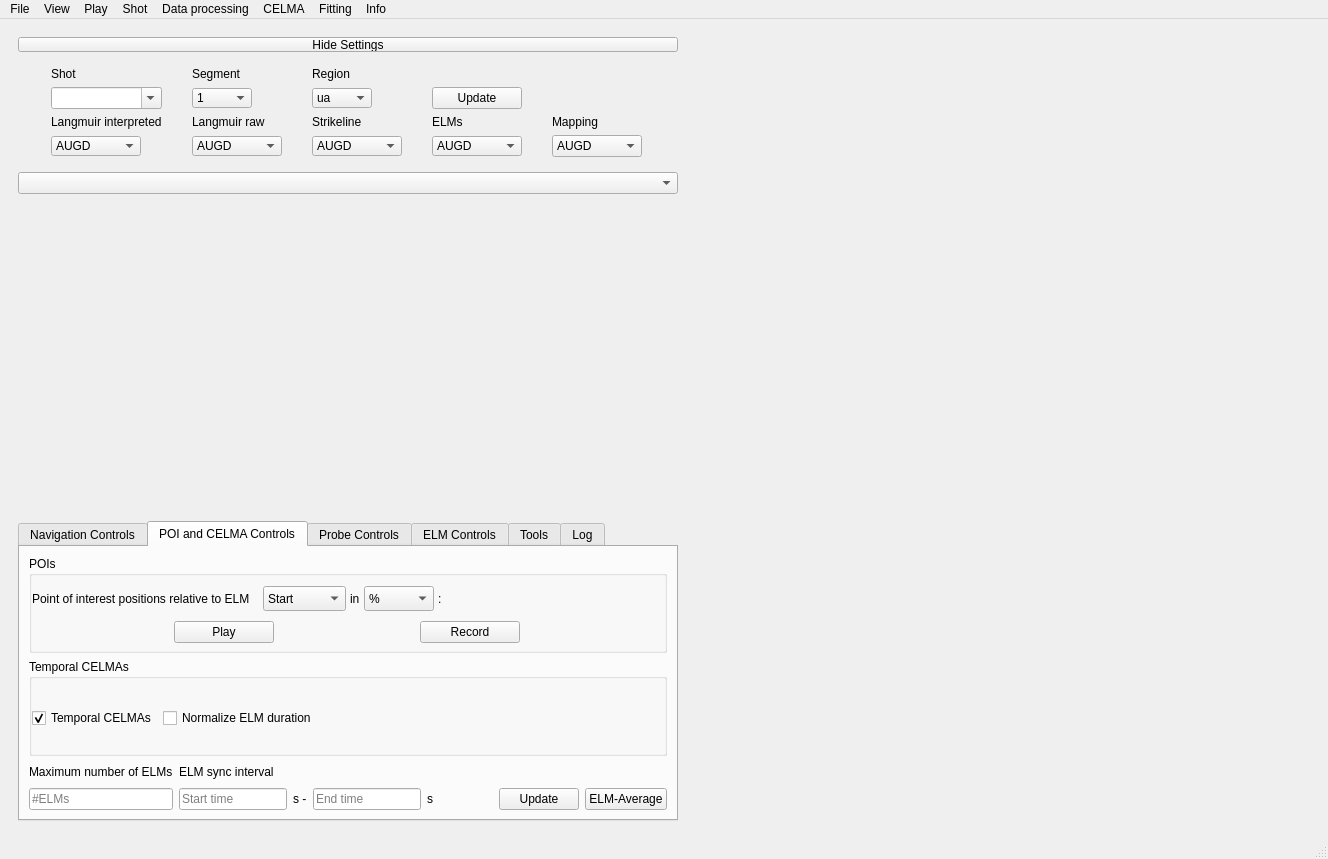
Qt form GUI.ui (zamazir/langmuirGUI) before a commit.
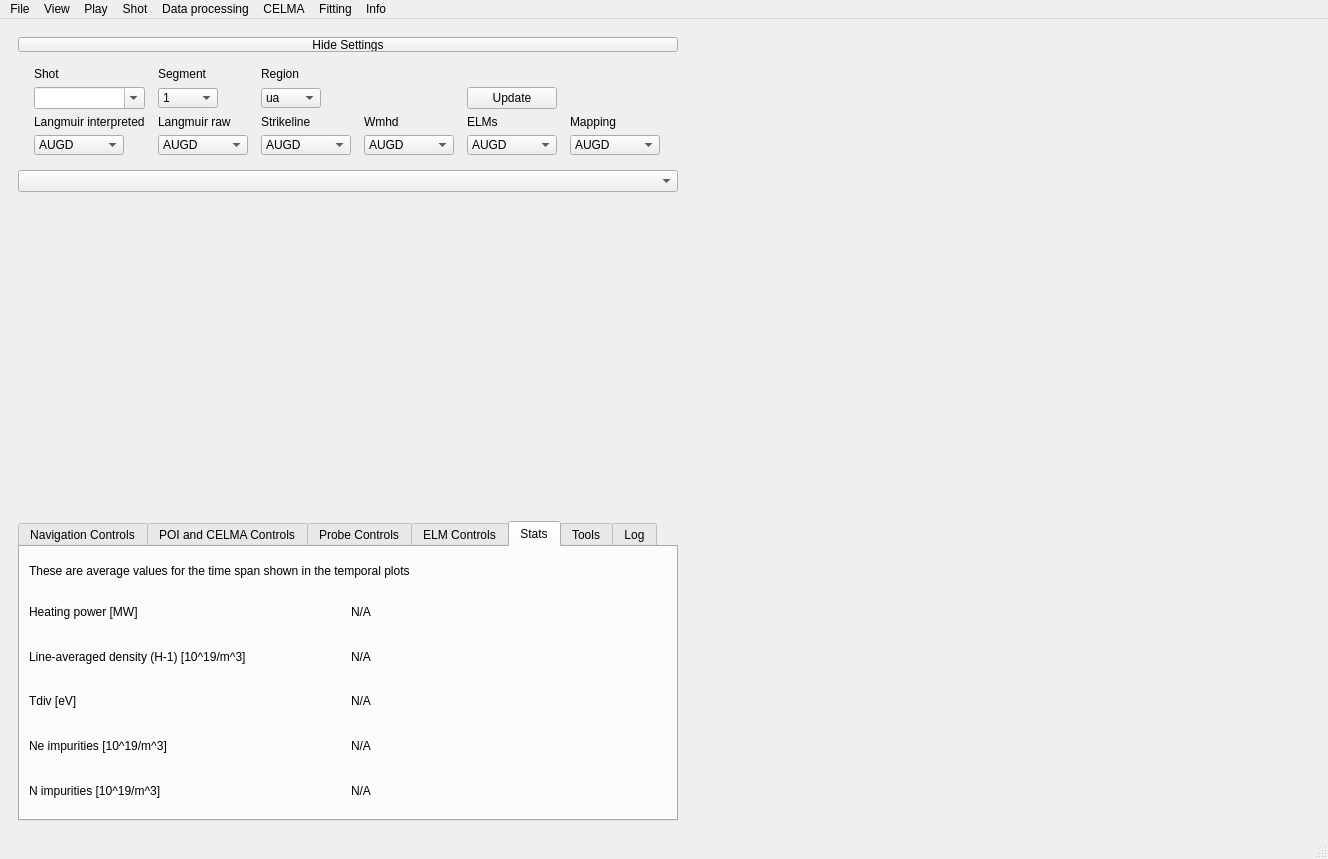
The same form after that commit.

Commit message: Show shot stats for visible timespan. A lot of other stuff I lost track of.

```diff
--- a/GUI.ui
+++ b/GUI.ui
@@ -108,6 +108,31 @@
                      </property>
                     </widget>
                    </item>
+                   <item row="4" column="0">
+                    <widget class="QComboBox" name="comboExpInt">
+                     <property name="maximumSize">
+                      <size>
+                       <width>90</width>
+                       <height>20</height>
+                      </size>
+                     </property>
+                     <item>
+                      <property name="text">
+                       <string>AUGD</string>
+                      </property>
+                     </item>
+                     <item>
+                      <property name="text">
+                       <string>zamaz</string>
+                      </property>
+                     </item>
+                     <item>
+                      <property name="text">
+                       <string>- add new user -</string>
+                      </property>
+                     </item>
+                    </widget>
+                   </item>
                    <item row="2" column="3">
                     <widget class="QLabel" name="label_6">
                      <property name="maximumSize">
@@ -146,7 +171,7 @@
                      </item>
                     </widget>
                    </item>
-                   <item row="2" column="4">
+                   <item row="2" column="5">
                     <widget class="QLabel" name="label_5">
                      <property name="maximumSize">
                       <size>
@@ -185,32 +210,7 @@
                      </property>
                     </widget>
                    </item>
-                   <item row="4" column="0">
-                    <widget class="QComboBox" name="comboExpInt">
-                     <property name="maximumSize">
-                      <size>
-                       <width>90</width>
-                       <height>20</height>
-                      </size>
-                     </property>
-                     <item>
-                      <property name="text">
-                       <string>AUGD</string>
-                      </property>
-                     </item>
-                     <item>
-                      <property name="text">
-                       <string>zamaz</string>
-                      </property>
-                     </item>
-                     <item>
-                      <property name="text">
-                       <string>- add new user -</string>
-                      </property>
-                     </item>
-                    </widget>
-                   </item>
-                   <item row="2" column="5">
+                   <item row="2" column="6">
                     <widget class="QLabel" name="label_8">
                      <property name="maximumSize">
                       <size>
@@ -223,37 +223,37 @@
                      </property>
                     </widget>
                    </item>
-                   <item row="4" column="4">
-                    <widget class="QComboBox" name="comboExpELM">
-                     <property name="maximumSize">
-                      <size>
-                       <width>90</width>
-                       <height>20</height>
-                      </size>
-                     </property>
-                     <item>
-                      <property name="text">
-                       <string>AUGD</string>
-                      </property>
-                     </item>
-                     <item>
-                      <property name="text">
-                       <string>zamaz</string>
-                      </property>
-                     </item>
-                     <item>
-                      <property name="text">
-                       <string>- add new user -</string>
-                      </property>
-                     </item>
-                    </widget>
-                   </item>
                    <item row="4" column="5">
+                    <widget class="QComboBox" name="comboExpELM">
+                     <property name="maximumSize">
+                      <size>
+                       <width>90</width>
+                       <height>20</height>
+                      </size>
+                     </property>
+                     <item>
+                      <property name="text">
+                       <string>AUGD</string>
+                      </property>
+                     </item>
+                     <item>
+                      <property name="text">
+                       <string>zamaz</string>
+                      </property>
+                     </item>
+                     <item>
+                      <property name="text">
+                       <string>- add new user -</string>
+                      </property>
+                     </item>
+                    </widget>
+                   </item>
+                   <item row="4" column="6">
                     <widget class="QComboBox" name="comboExpLSC">
                      <property name="maximumSize">
                       <size>
                        <width>90</width>
-                       <height>30</height>
+                       <height>20</height>
                       </size>
                      </property>
                      <item>
@@ -435,7 +435,7 @@
                      </item>
                     </widget>
                    </item>
-                   <item row="1" column="4">
+                   <item row="1" column="5">
                     <widget class="QPushButton" name="btnShotUpdate">
                      <property name="text">
                       <string>Update</string>
@@ -449,6 +449,38 @@
                      </property>
                     </widget>
                    </item>
+                   <item row="2" column="4">
+                    <widget class="QLabel" name="label_23">
+                     <property name="text">
+                      <string>Wmhd</string>
+                     </property>
+                    </widget>
+                   </item>
+                   <item row="4" column="4">
+                    <widget class="QComboBox" name="comboExpWmhd">
+                     <property name="maximumSize">
+                      <size>
+                       <width>90</width>
+                       <height>20</height>
+                      </size>
+                     </property>
+                     <item>
+                      <property name="text">
+                       <string>AUGD</string>
+                      </property>
+                     </item>
+                     <item>
+                      <property name="text">
+                       <string>zamaz</string>
+                      </property>
+                     </item>
+                     <item>
+                      <property name="text">
+                       <string>- add new user -</string>
+                      </property>
+                     </item>
+                    </widget>
+                   </item>
                   </layout>
                  </item>
                 </layout>
@@ -493,7 +525,7 @@
                </size>
               </property>
               <property name="currentIndex">
-               <number>1</number>
+               <number>4</number>
               </property>
               <property name="tabsClosable">
                <bool>false</bool>
@@ -1173,6 +1205,135 @@
                     </property>
                    </widget>
                   </item>
+                  <item row="8" column="1">
+                   <widget class="QLabel" name="lblELMelec">
+                    <property name="text">
+                     <string>N/A</string>
+                    </property>
+                   </widget>
+                  </item>
+                  <item row="7" column="1">
+                   <widget class="QLabel" name="lblELMENER">
+                    <property name="text">
+                     <string>N/A</string>
+                    </property>
+                   </widget>
+                  </item>
+                  <item row="7" column="0">
+                   <widget class="QLabel" name="label_19">
+                    <property name="text">
+                     <string>Average ΔWmhd [J]</string>
+                    </property>
+                   </widget>
+                  </item>
+                  <item row="3" column="0">
+                   <widget class="QLabel" name="label_21">
+                    <property name="text">
+                     <string>Average ELM duration [ms]</string>
+                    </property>
+                   </widget>
+                  </item>
+                  <item row="3" column="1">
+                   <widget class="QLabel" name="lblELMdur_2">
+                    <property name="text">
+                     <string>N/A</string>
+                    </property>
+                   </widget>
+                  </item>
+                 </layout>
+                </item>
+               </layout>
+              </widget>
+              <widget class="QWidget" name="tab_4">
+               <attribute name="title">
+                <string>Stats</string>
+               </attribute>
+               <layout class="QVBoxLayout" name="verticalLayout_12">
+                <item>
+                 <widget class="QLabel" name="label_31">
+                  <property name="maximumSize">
+                   <size>
+                    <width>16777215</width>
+                    <height>30</height>
+                   </size>
+                  </property>
+                  <property name="text">
+                   <string>These are average values for the time span shown in the temporal plots</string>
+                  </property>
+                 </widget>
+                </item>
+                <item>
+                 <layout class="QGridLayout" name="gridLayout_5">
+                  <item row="3" column="1">
+                   <widget class="QLabel" name="lblStatNe">
+                    <property name="text">
+                     <string>N/A</string>
+                    </property>
+                   </widget>
+                  </item>
+                  <item row="0" column="0">
+                   <widget class="QLabel" name="label_25">
+                    <property name="text">
+                     <string>Heating power [MW]</string>
+                    </property>
+                   </widget>
+                  </item>
+                  <item row="3" column="0">
+                   <widget class="QLabel" name="label_32">
+                    <property name="text">
+                     <string>Ne impurities [10^19/m^3]</string>
+                    </property>
+                   </widget>
+                  </item>
+                  <item row="1" column="0">
+                   <widget class="QLabel" name="label_26">
+                    <property name="text">
+                     <string>Line-averaged density (H-1) [10^19/m^3]</string>
+                    </property>
+                   </widget>
+                  </item>
+                  <item row="0" column="1">
+                   <widget class="QLabel" name="lblStatHeating">
+                    <property name="text">
+                     <string>N/A</string>
+                    </property>
+                   </widget>
+                  </item>
+                  <item row="1" column="1">
+                   <widget class="QLabel" name="lblStatDens">
+                    <property name="text">
+                     <string>N/A</string>
+                    </property>
+                   </widget>
+                  </item>
+                  <item row="2" column="1">
+                   <widget class="QLabel" name="lblStatTdiv">
+                    <property name="text">
+                     <string>N/A</string>
+                    </property>
+                   </widget>
+                  </item>
+                  <item row="2" column="0">
+                   <widget class="QLabel" name="label_29">
+                    <property name="text">
+                     <string>Tdiv [eV]</string>
+                    </property>
+                   </widget>
+                  </item>
+                  <item row="4" column="0">
+                   <widget class="QLabel" name="label_34">
+                    <property name="text">
+                     <string>N impurities [10^19/m^3]</string>
+                    </property>
+                   </widget>
+                  </item>
+                  <item row="4" column="1">
+                   <widget class="QLabel" name="lblStatN">
+                    <property name="text">
+                     <string>N/A</string>
+                    </property>
+                   </widget>
+                  </item>
                  </layout>
                 </item>
                </layout>
```
Left out of the diff: 67 changed lines with no effect on the pictures. The commit also changes 19 other files.
